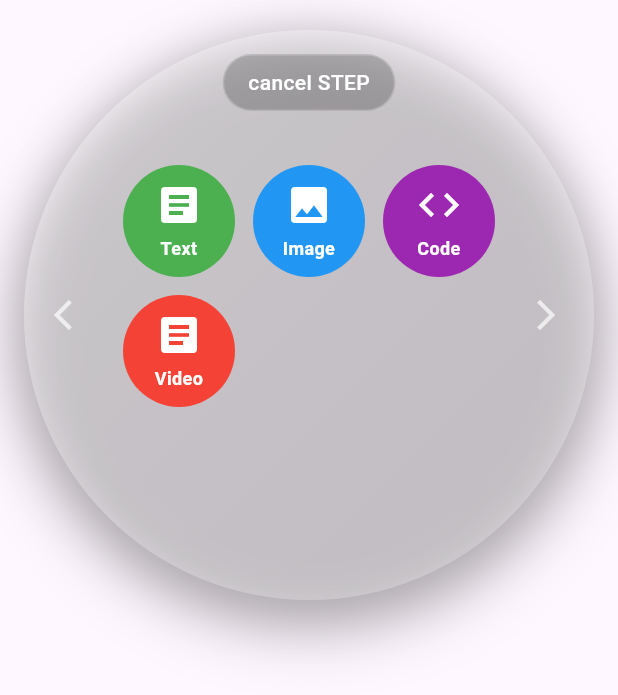
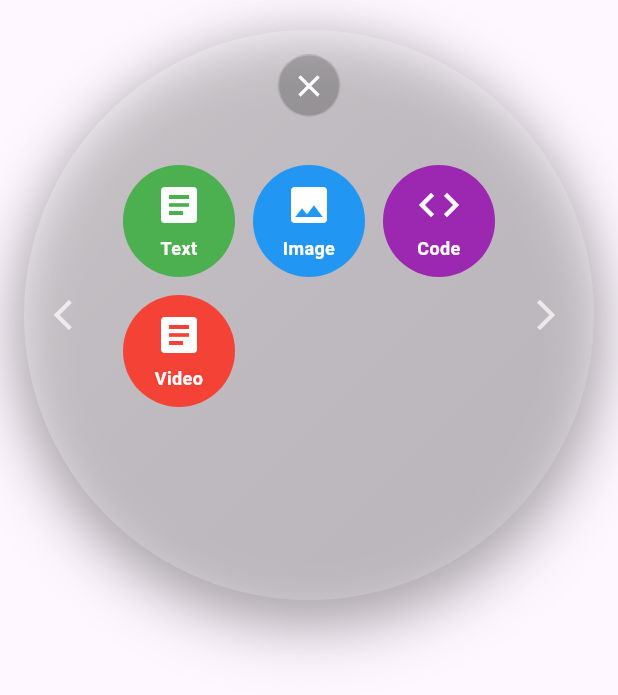
Before and after one commit to HonzaHerodek/teeem-8, a Flutter app: the InFeedPostCreation widget shown alone on an empty page, opened directly with empty values, after a tap on the "playlist add" icon, on a phone screen of 412 x 824 dp. Shown: the top 695 px of the screen. Run offline on Flutter 3.47's test engine with Material 3 defaults, Android fonts, the phone set to English and light mode, and no system bars; our stand-ins replace bloc, cached_network_image, cloud_firestore, connectivity_plus, equatable, firebase_auth and 4 more; accounts and stored records are empty; network calls fail.

Commit message:
Cancel buttons work, edit button no symbol.

```diff
--- a/lib/presentation/widgets/post_creation/in_feed_post_creation.dart
+++ b/lib/presentation/widgets/post_creation/in_feed_post_creation.dart
@@ -23,7 +23,8 @@ class InFeedPostCreation extends StatefulWidget {
   });
 
   static InFeedPostCreationController? of(BuildContext context) {
-    final state = context.findRootAncestorStateOfType<InFeedPostCreationState>();
+    final state =
+        context.findRootAncestorStateOfType<InFeedPostCreationState>();
     if (state != null) {
       return state;
     }
@@ -104,6 +105,15 @@ class InFeedPostCreationState extends State<InFeedPostCreation>
   }
 
   void _removeStep(int index) {
+    // Only navigate back if we're removing the current step
+    if (index == _currentPage - 1) {
+      _pageController
+          .previousPage(
+        duration: const Duration(milliseconds: 300),
+        curve: Curves.easeInOut,
+      )
+          .then((_) {
+        if (mounted) {
           setState(() {
             _steps.removeAt(index);
             _stepKeys.removeAt(index);
@@ -120,27 +130,109 @@ class InFeedPostCreationState extends State<InFeedPostCreation>
               );
             }
           });
-
-    // If we removed the current page, animate to the previous page
-    if (_currentPage >= _steps.length) {
-      _pageController.previousPage(
-        duration: const Duration(milliseconds: 300),
-        curve: Curves.easeInOut,
+        }
+      });
+    } else {
+      // Otherwise, remove immediately
+      setState(() {
+        _steps.removeAt(index);
+        _stepKeys.removeAt(index);
+        // Update step numbers
+        for (var i = 0; i < _steps.length; i++) {
+          final stepKey = GlobalKey<PostStepWidgetState>();
+          _stepKeys[i] = stepKey;
+          _steps[i] = PostStepWidget(
+            key: stepKey,
+            onRemove: () => _removeStep(i),
+            stepNumber: i + 1,
+            enabled: !_isLoading,
+            stepTypes: _availableStepTypes,
           );
+        }
+      });
     }
   }
 
-  String _getCancelButtonText() {
+  void _handleCancelButtonPress() {
     if (_currentPage == 0) {
-      return 'cancel POST';
+      // Cancel entire post creation
+      widget.onCancel();
+      return;
     }
 
     final stepState = _stepKeys[_currentPage - 1].currentState;
     if (stepState != null && stepState.hasSelectedStepType) {
-      return 'EDIT step type';
+      // Reset step type selection to allow choosing a different type
+      setState(() {
+        final stepKey = GlobalKey<PostStepWidgetState>();
+        _stepKeys[_currentPage - 1] = stepKey;
+        _steps[_currentPage - 1] = PostStepWidget(
+          key: stepKey,
+          onRemove: () => _removeStep(_currentPage - 1),
+          stepNumber: _currentPage,
+          enabled: !_isLoading,
+          stepTypes: _availableStepTypes,
+        );
+      });
+    } else {
+      // Simply remove the step - _removeStep will handle the page transition
+      _removeStep(_currentPage - 1);
+    }
   }
 
-    return 'cancel STEP';
+  Widget _buildCancelButton() {
+    return Positioned(
+      top: -24, // Align center with top border
+      left: 0,
+      right: 0,
+      child: Center(
+        child: Container(
+          decoration: BoxDecoration(
+            shape: BoxShape.circle,
+            border: Border.all(color: Colors.white30, width: 1),
+          ),
+          child: IconButton(
+            icon: const Icon(Icons.close, color: Colors.white),
+            onPressed: _isLoading ? null : widget.onCancel,
+            padding: const EdgeInsets.all(8),
+          ),
+        ),
+      ),
+    );
+  }
+
+  Widget _buildStepButton() {
+    bool showEditIcon = _currentPage > 0 &&
+        _steps.isNotEmpty &&
+        _steps[_currentPage - 1].key is GlobalKey<PostStepWidgetState> &&
+        (_steps[_currentPage - 1].key as GlobalKey<PostStepWidgetState>)
+                .currentState !=
+            null &&
+        (_steps[_currentPage - 1].key as GlobalKey<PostStepWidgetState>)
+            .currentState!
+            .hasSelectedStepType;
+
+    return Align(
+      alignment: Alignment.topCenter,
+      child: Padding(
+        padding: const EdgeInsets.only(top: 16),
+        child: GestureDetector(
+          onTap: _isLoading ? null : _handleCancelButtonPress,
+          child: Container(
+            decoration: BoxDecoration(
+              color: Colors.black.withOpacity(0.225),
+              border: Border.all(color: Colors.white24, width: 1),
+              shape: BoxShape.circle,
+            ),
+            padding: const EdgeInsets.all(8),
+            child: Icon(
+              showEditIcon ? Icons.edit : Icons.close,
+              color: Colors.white,
+            ),
+          ),
+        ),
+      ),
+    );
   }
 
   @override
@@ -403,10 +495,8 @@ class InFeedPostCreationState extends State<InFeedPostCreation>
         decoration: const BoxDecoration(
           shape: BoxShape.circle,
         ),
-        clipBehavior: Clip.antiAlias,
-        child: Container(
-          color: Colors.white.withOpacity(0.1),
         child: Stack(
+          clipBehavior: Clip.none,
           children: [
             Form(
               key: _formKey,
@@ -440,7 +530,7 @@ class InFeedPostCreationState extends State<InFeedPostCreation>
               ),
             ),
             // Navigation arrows
-              if (_steps.isNotEmpty) ...[
+            if (_steps.isNotEmpty)
               Positioned(
                 left: 8,
                 top: 0,
@@ -462,6 +552,7 @@ class InFeedPostCreationState extends State<InFeedPostCreation>
                       : const SizedBox(width: 48),
                 ),
               ),
+            if (_steps.isNotEmpty)
               Positioned(
                 right: 8,
                 top: 0,
@@ -483,34 +574,10 @@ class InFeedPostCreationState extends State<InFeedPostCreation>
                   ),
                 ),
               ),
+            // Cancel/Edit button
+            if (_currentPage == 0) _buildCancelButton(),
+            if (_currentPage > 0) _buildStepButton(),
           ],
-              // Cancel/Edit button
-              Align(
-                alignment: Alignment.topCenter,
-                child: Padding(
-                  padding: const EdgeInsets.only(top: 16),
-                  child: Container(
-                    decoration: BoxDecoration(
-                      color: Colors.black.withOpacity(0.225),
-                      border: Border.all(color: Colors.white24, width: 1),
-                      borderRadius: BorderRadius.circular(20),
-                    ),
-                    child: Padding(
-                      padding: const EdgeInsets.symmetric(horizontal: 16, vertical: 8),
-                      child: Text(
-                        _getCancelButtonText(),
-                        style: const TextStyle(
-                          color: Colors.white,
-                          fontSize: 14,
-                          fontWeight: FontWeight.w500,
-                        ),
-                      ),
-                    ),
-                  ),
-                ),
-              ),
-            ],
-          ),
         ),
       ),
     );
```
Lines whose indentation alone changed are shown as unchanged.
